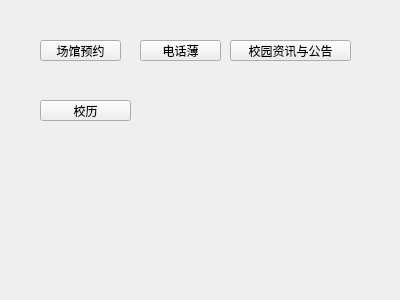
125055006/NewFoolLuoJia, file stu/service.ui: the form before one commit.
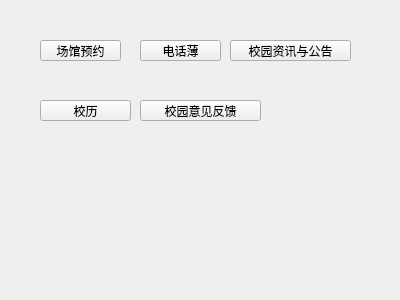
The form after the commit.

Commit message: 实现了公共服务中意见反馈部分

```diff
--- a/stu/service.ui
+++ b/stu/service.ui
@@ -65,6 +65,19 @@
     <string>校历</string>
    </property>
   </widget>
+  <widget class="QPushButton" name="pushButton_3">
+   <property name="geometry">
+    <rect>
+     <x>140</x>
+     <y>100</y>
+     <width>121</width>
+     <height>21</height>
+    </rect>
+   </property>
+   <property name="text">
+    <string>校园意见反馈</string>
+   </property>
+  </widget>
  </widget>
  <resources/>
  <connections/>
```
The commit also changes 6 other files.
